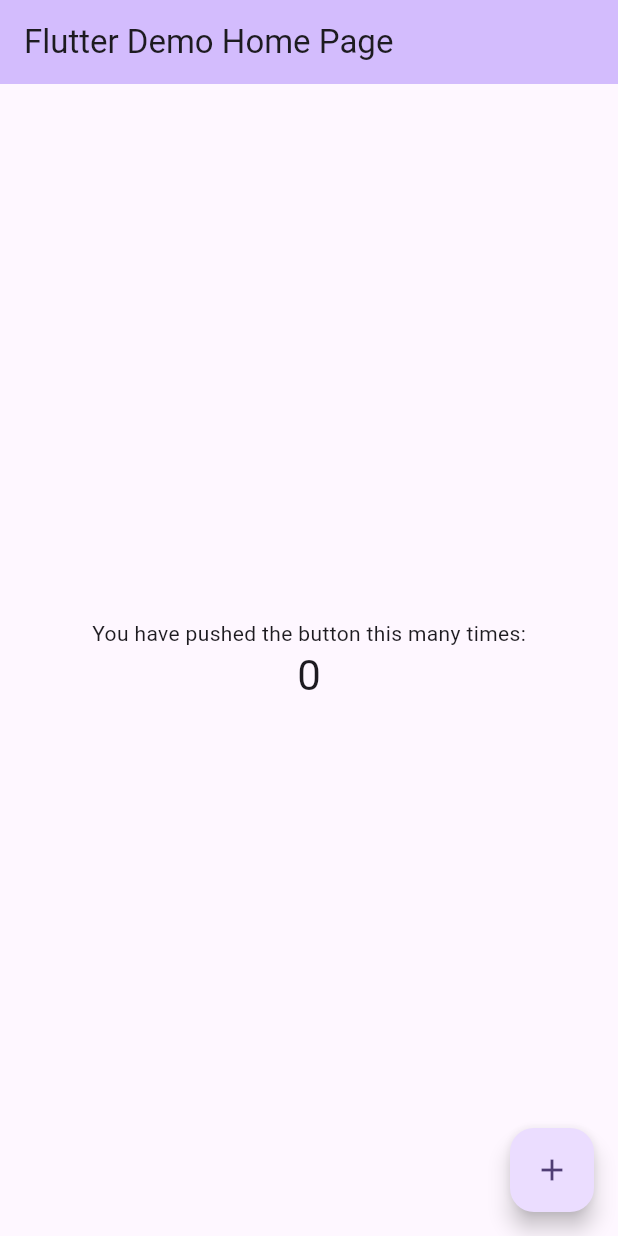
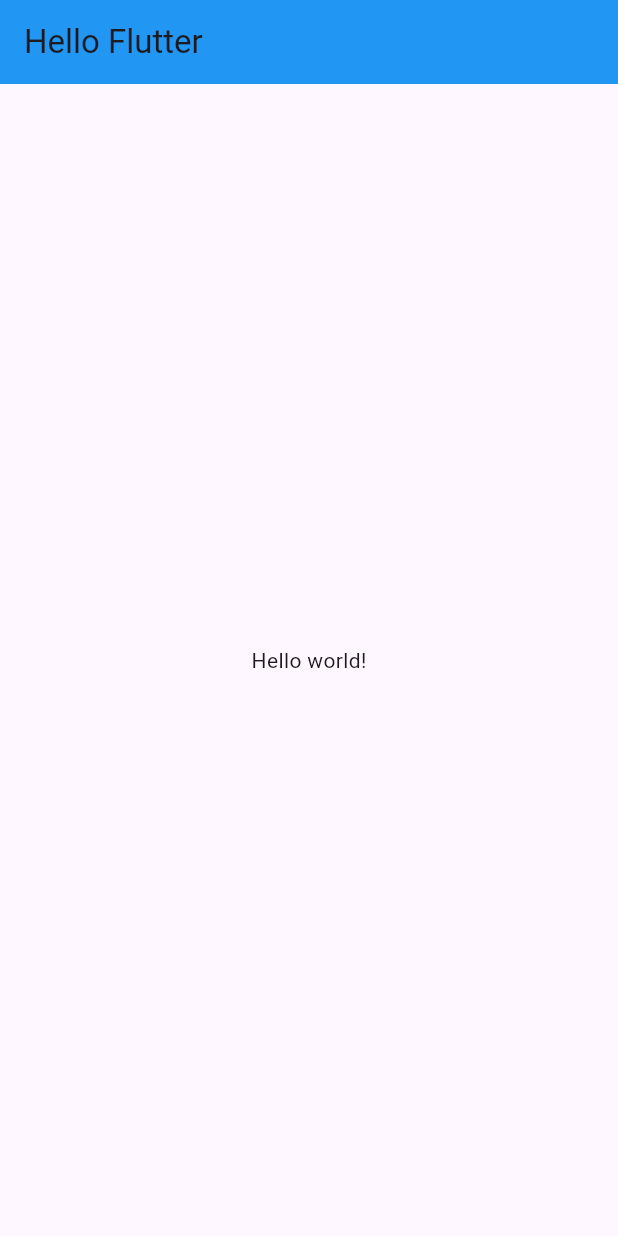
Before and after one commit to portal2312/toonflix, a Flutter app: the screen it shows after launch, on a phone screen of 412 x 824 dp. Run offline on Flutter 3.47's test engine with Material 3 defaults, Android fonts, the phone set to English and light mode, and no system bars.

Commit message:
2. Hello Flutter - Hello World

```diff
--- a/lib/main.dart
+++ b/lib/main.dart
@@ -1,125 +1,22 @@
 import 'package:flutter/material.dart';
 
 void main() {
-  runApp(const MyApp());
+  runApp(App());
 }
 
-class MyApp extends StatelessWidget {
-  const MyApp({super.key});
-
-  // This widget is the root of your application.
+class App extends StatelessWidget {
   @override
   Widget build(BuildContext context) {
     return MaterialApp(
-      title: 'Flutter Demo',
-      theme: ThemeData(
-        // This is the theme of your application.
-        //
-        // TRY THIS: Try running your application with "flutter run". You'll see
-        // the application has a purple toolbar. Then, without quitting the app,
-        // try changing the seedColor in the colorScheme below to Colors.green
-        // and then invoke "hot reload" (save your changes or press the "hot
-        // reload" button in a Flutter-supported IDE, or press "r" if you used
-        // the command line to start the app).
-        //
-        // Notice that the counter didn't reset back to zero; the application
-        // state is not lost during the reload. To reset the state, use hot
-        // restart instead.
-        //
-        // This works for code too, not just values: Most code changes can be
-        // tested with just a hot reload.
-        colorScheme: ColorScheme.fromSeed(seedColor: Colors.deepPurple),
-        useMaterial3: true,
+      home: Scaffold(
+        appBar: AppBar(
+          backgroundColor: Colors.blue,
+          title: Text("Hello Flutter"),
+        ),
+        body: Center(
+          child: Text("Hello world!"),
+        ),
       ),
-      home: const MyHomePage(title: 'Flutter Demo Home Page'),
     );
   }
 }
-
-class MyHomePage extends StatefulWidget {
-  const MyHomePage({super.key, required this.title});
-
-  // This widget is the home page of your application. It is stateful, meaning
-  // that it has a State object (defined below) that contains fields that affect
-  // how it looks.
-
-  // This class is the configuration for the state. It holds the values (in this
-  // case the title) provided by the parent (in this case the App widget) and
-  // used by the build method of the State. Fields in a Widget subclass are
-  // always marked "final".
-
-  final String title;
-
-  @override
-  State<MyHomePage> createState() => _MyHomePageState();
-}
-
-class _MyHomePageState extends State<MyHomePage> {
-  int _counter = 0;
-
-  void _incrementCounter() {
-    setState(() {
-      // This call to setState tells the Flutter framework that something has
-      // changed in this State, which causes it to rerun the build method below
-      // so that the display can reflect the updated values. If we changed
-      // _counter without calling setState(), then the build method would not be
-      // called again, and so nothing would appear to happen.
-      _counter++;
-    });
-  }
-
-  @override
-  Widget build(BuildContext context) {
-    // This method is rerun every time setState is called, for instance as done
-    // by the _incrementCounter method above.
-    //
-    // The Flutter framework has been optimized to make rerunning build methods
-    // fast, so that you can just rebuild anything that needs updating rather
-    // than having to individually change instances of widgets.
-    return Scaffold(
-      appBar: AppBar(
-        // TRY THIS: Try changing the color here to a specific color (to
-        // Colors.amber, perhaps?) and trigger a hot reload to see the AppBar
-        // change color while the other colors stay the same.
-        backgroundColor: Theme.of(context).colorScheme.inversePrimary,
-        // Here we take the value from the MyHomePage object that was created by
-        // the App.build method, and use it to set our appbar title.
-        title: Text(widget.title),
-      ),
-      body: Center(
-        // Center is a layout widget. It takes a single child and positions it
-        // in the middle of the parent.
-        child: Column(
-          // Column is also a layout widget. It takes a list of children and
-          // arranges them vertically. By default, it sizes itself to fit its
-          // children horizontally, and tries to be as tall as its parent.
-          //
-          // Column has various properties to control how it sizes itself and
-          // how it positions its children. Here we use mainAxisAlignment to
-          // center the children vertically; the main axis here is the vertical
-          // axis because Columns are vertical (the cross axis would be
-          // horizontal).
-          //
-          // TRY THIS: Invoke "debug painting" (choose the "Toggle Debug Paint"
-          // action in the IDE, or press "p" in the console), to see the
-          // wireframe for each widget.
-          mainAxisAlignment: MainAxisAlignment.center,
-          children: <Widget>[
-            const Text(
-              'You have pushed the button this many times:',
-            ),
-            Text(
-              '$_counter',
-              style: Theme.of(context).textTheme.headlineMedium,
-            ),
-          ],
-        ),
-      ),
-      floatingActionButton: FloatingActionButton(
-        onPressed: _incrementCounter,
-        tooltip: 'Increment',
-        child: const Icon(Icons.add),
-      ), // This trailing comma makes auto-formatting nicer for build methods.
-    );
-  }
-}
```
